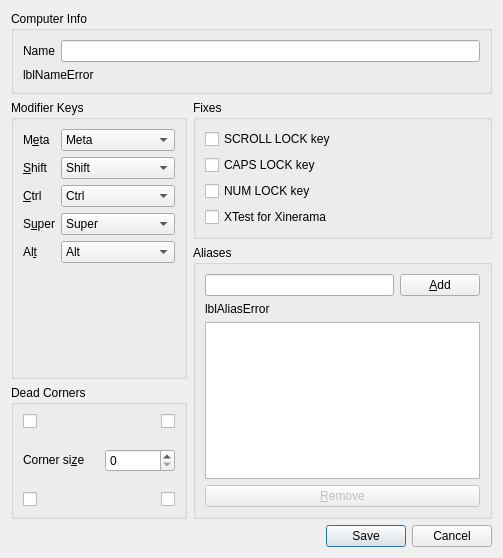
This is src/lib/gui/dialogs/ScreenSettingsDialog.ui in zgpbloodwolf/deskflow as Qt 5 draws it before an edit. The edited form follows.
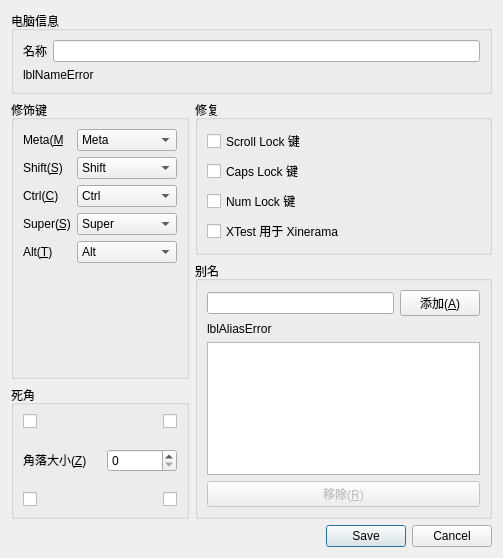
This is the edited form.

What changed in the file:
```diff
--- a/src/lib/gui/dialogs/ScreenSettingsDialog.ui
+++ b/src/lib/gui/dialogs/ScreenSettingsDialog.ui
@@ -23,7 +23,7 @@
       </sizepolicy>
      </property>
      <property name="title">
-      <string>Computer Info</string>
+      <string>电脑信息</string>
      </property>
      <layout class="QVBoxLayout" name="_3">
       <item>
@@ -37,7 +37,7 @@
            </sizepolicy>
           </property>
           <property name="text">
-           <string>Name</string>
+           <string>名称</string>
           </property>
           <property name="buddy">
            <cstring>lineNameEdit</cstring>
@@ -91,7 +91,7 @@
        <item>
         <widget class="QGroupBox" name="groupModifers">
          <property name="title">
-          <string>Modifier Keys</string>
+          <string>修饰键</string>
          </property>
          <layout class="QFormLayout" name="formLayout_2">
           <item row="0" column="0">
@@ -103,7 +103,7 @@
              </size>
             </property>
             <property name="text">
-             <string>M&amp;eta</string>
+             <string>Meta(&amp;M)</string>
             </property>
             <property name="buddy">
              <cstring>comboMeta</cstring>
@@ -113,7 +113,7 @@
           <item row="4" column="0">
            <widget class="QLabel" name="label_3">
             <property name="text">
-             <string>&amp;Ctrl</string>
+             <string>Ctrl(&amp;C)</string>
             </property>
             <property name="buddy">
              <cstring>comboCtrl</cstring>
@@ -123,7 +123,7 @@
           <item row="6" column="0">
            <widget class="QLabel" name="label_6">
             <property name="text">
-             <string>S&amp;uper</string>
+             <string>Super(&amp;S)</string>
             </property>
             <property name="buddy">
              <cstring>comboSuper</cstring>
@@ -133,7 +133,7 @@
           <item row="9" column="0">
            <widget class="QLabel" name="label_4">
             <property name="text">
-             <string>Al&amp;t</string>
+             <string>Alt(&amp;T)</string>
             </property>
             <property name="buddy">
              <cstring>comboAlt</cstring>
@@ -220,7 +220,7 @@
              </size>
             </property>
             <property name="text">
-             <string>&amp;Shift</string>
+             <string>Shift(&amp;S)</string>
             </property>
             <property name="buddy">
              <cstring>comboShift</cstring>
@@ -344,7 +344,7 @@
        <item>
         <widget class="QGroupBox" name="groupDeadCorners">
          <property name="title">
-          <string>Dead Corners</string>
+          <string>死角</string>
          </property>
          <layout class="QVBoxLayout" name="verticalLayout_2">
           <property name="spacing">
@@ -400,7 +400,7 @@
                </sizepolicy>
               </property>
               <property name="text">
-               <string>Corner si&amp;ze</string>
+               <string>角落大小(&amp;Z)</string>
               </property>
               <property name="buddy">
                <cstring>sbSwitchCornerSize</cstring>
@@ -468,7 +468,7 @@
        <item>
         <widget class="QGroupBox" name="groupFixes">
          <property name="title">
-          <string>Fixes</string>
+          <string>修复</string>
          </property>
          <layout class="QVBoxLayout" name="verticalLayout_3">
           <item>
@@ -480,7 +480,7 @@
              </sizepolicy>
             </property>
             <property name="text">
-             <string>SCROLL LOCK key</string>
+             <string>Scroll Lock 键</string>
             </property>
            </widget>
           </item>
@@ -493,7 +493,7 @@
              </sizepolicy>
             </property>
             <property name="text">
-             <string>CAPS LOCK key</string>
+             <string>Caps Lock 键</string>
             </property>
            </widget>
           </item>
@@ -506,7 +506,7 @@
              </sizepolicy>
             </property>
             <property name="text">
-             <string>NUM LOCK key</string>
+             <string>Num Lock 键</string>
             </property>
            </widget>
           </item>
@@ -519,7 +519,7 @@
              </sizepolicy>
             </property>
             <property name="text">
-             <string>XTest for Xinerama</string>
+             <string>XTest 用于 Xinerama</string>
             </property>
             <property name="checked">
              <bool>false</bool>
@@ -538,7 +538,7 @@
           </sizepolicy>
          </property>
          <property name="title">
-          <string>Aliases</string>
+          <string>别名</string>
          </property>
          <layout class="QVBoxLayout" name="verticalLayout">
           <item>
@@ -568,7 +568,7 @@
                <bool>true</bool>
               </property>
               <property name="text">
-               <string>&amp;Add</string>
+               <string>添加(&amp;A)</string>
               </property>
              </widget>
             </item>
@@ -633,7 +633,7 @@
              <bool>false</bool>
             </property>
             <property name="text">
-             <string>&amp;Remove</string>
+             <string>移除(&amp;R)</string>
             </property>
            </widget>
           </item>
```
Left out of the diff: 20 changed lines with no effect on the pictures.
